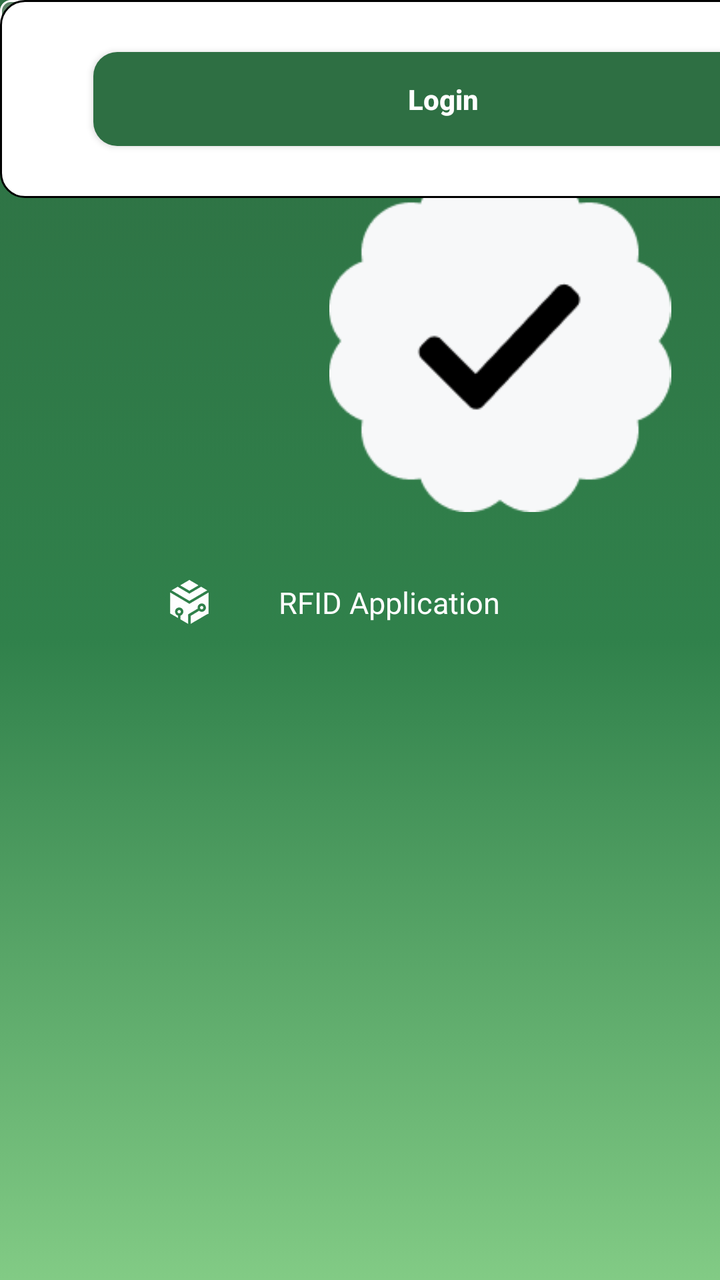
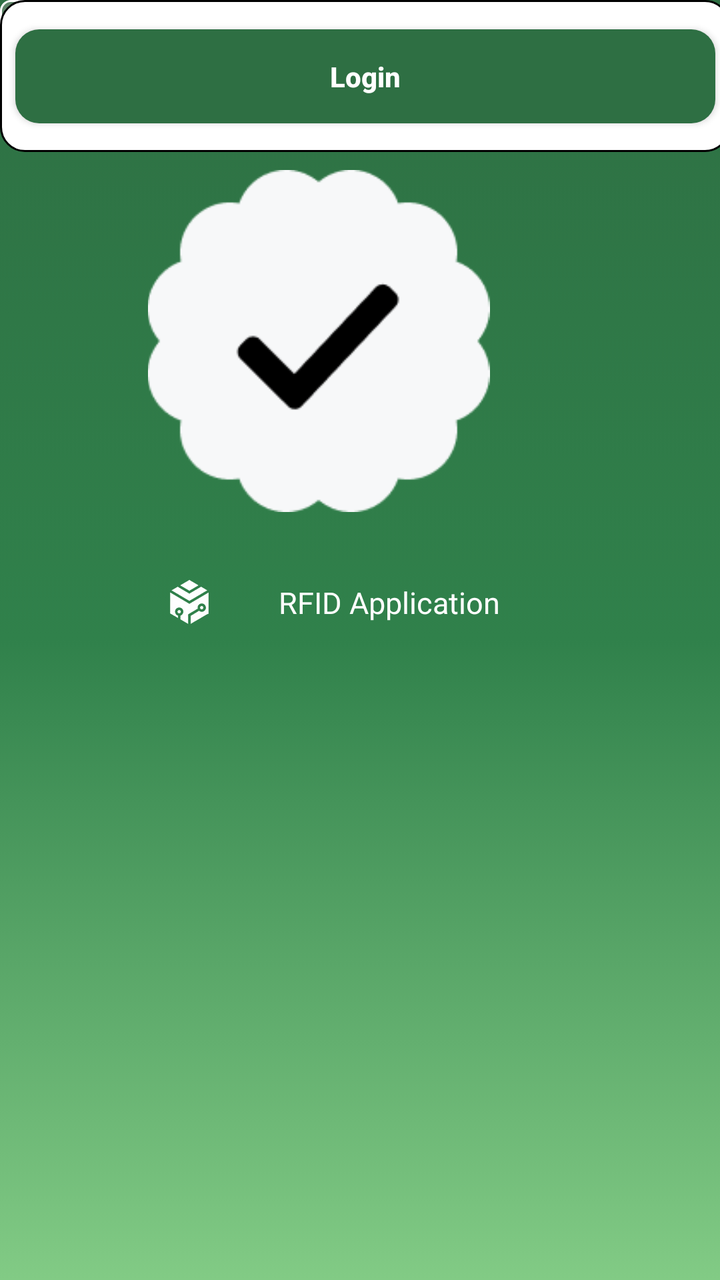

Two renders of the same Android screen: before a commit and after it. Below are the layout's source before the change and the commit's diff.
<!-- AndroidManifest.xml: application theme Theme.RFID -->
<!-- res/layout/activity_verified_email.xml -->
<?xml version="1.0" encoding="utf-8"?>
<androidx.constraintlayout.widget.ConstraintLayout xmlns:android="http://schemas.android.com/apk/res/android"
    xmlns:app="http://schemas.android.com/apk/res-auto"
    xmlns:tools="http://schemas.android.com/tools"
    android:id="@+id/main"
    android:layout_width="match_parent"
    android:layout_height="match_parent"
    android:background="@drawable/gradient_background"
    tools:context=".Verified_email">

    <ImageButton
        android:id="@+id/imageButton"
        android:layout_width="50dp"
        android:layout_height="39dp"
        app:srcCompat="?attr/actionModeCloseDrawable"
        android:tint="@android:color/white"
        android:background="@drawable/backbtn"
        tools:layout_editor_absoluteX="35dp"
        tools:layout_editor_absoluteY="103dp"
        tools:ignore="UseAppTint" />

    <TextView
        android:id="@+id/textView11"
        android:layout_width="wrap_content"
        android:layout_height="wrap_content"
        android:layout_marginStart="148dp"
        android:layout_marginTop="188dp"
        android:layout_marginEnd="164dp"
        android:layout_marginBottom="7dp"
        android:text="Email Verified"
        android:textColor="@color/white"
        android:textSize="30sp"
        android:textStyle="bold"
        app:layout_constraintBottom_toTopOf="@+id/textView20"
        app:layout_constraintEnd_toEndOf="parent"
        app:layout_constraintStart_toStartOf="parent"
        app:layout_constraintTop_toTopOf="parent" />

    <TextView
        android:id="@+id/textView20"
        android:layout_width="wrap_content"
        android:layout_height="wrap_content"
        android:layout_marginStart="118dp"
        android:layout_marginTop="7dp"
        android:layout_marginEnd="119dp"
        android:layout_marginBottom="644dp"
        android:text="Your Email has been successfully Verified."
        android:textColor="@color/white"
        app:layout_constraintBottom_toBottomOf="parent"
        app:layout_constraintEnd_toEndOf="parent"
        app:layout_constraintStart_toStartOf="parent"
        app:layout_constraintTop_toBottomOf="@+id/textView11" />

    <ImageView
        android:id="@+id/imageView2"
        android:layout_width="200dp"
        android:layout_height="171dp"
        android:layout_marginStart="150dp"
        android:layout_marginTop="56dp"
        android:layout_marginEnd="151dp"
        android:layout_marginBottom="384dp"
        app:layout_constraintBottom_toBottomOf="parent"
        app:layout_constraintEnd_toEndOf="parent"
        app:layout_constraintHorizontal_bias="0.0"
        app:layout_constraintStart_toStartOf="parent"
        app:layout_constraintTop_toBottomOf="@+id/textView20"
        app:layout_constraintVertical_bias="0.0"
        app:srcCompat="@drawable/check" />

    <LinearLayout
        android:layout_width="300dp"
        android:layout_height="63dp"
        android:layout_marginStart="100dp"
        android:layout_marginTop="28dp"
        android:layout_marginEnd="101dp"
        android:layout_marginBottom="322dp"
        android:gravity="center"
        android:orientation="horizontal"
        android:paddingStart="20dp"
        app:layout_constraintBottom_toBottomOf="parent"
        app:layout_constraintEnd_toEndOf="parent"
        app:layout_constraintStart_toStartOf="parent"
        app:layout_constraintTop_toBottomOf="@+id/imageView2">

        <ImageView
            android:id="@+id/imageView3"
            android:layout_width="150dp"
            android:layout_height="wrap_content"
            android:layout_weight="1"
            app:srcCompat="@drawable/signin_logo" />

        <TextView
            android:id="@+id/textView16"
            android:layout_width="250dp"
            android:layout_height="wrap_content"
            android:layout_weight="1"
            android:gravity="center"
            android:paddingStart="-80dp"
            android:text="RFID Application"
            android:textColor="@color/white"
            android:textSize="15sp" />
    </LinearLayout>

    <androidx.constraintlayout.widget.ConstraintLayout
        android:layout_width="443dp"
        android:layout_height="99dp"
        android:background="@drawable/num_box_bg"

        tools:layout_editor_absoluteX="29dp"
        tools:layout_editor_absoluteY="607dp">

        <Button
            android:id="@+id/button2"
            android:layout_width="350dp"
            android:layout_height="47dp"
            android:layout_marginStart="44dp"
            android:layout_marginTop="25dp"
            android:layout_marginEnd="44dp"
            android:layout_marginBottom="25dp"
            android:background="@drawable/button_style"
            android:text="Login"
            android:textAllCaps="false"
            android:textColor="@color/white"
            android:textStyle="bold"
            app:layout_constraintBottom_toBottomOf="parent"
            app:layout_constraintEnd_toEndOf="parent"
            app:layout_constraintStart_toStartOf="parent"
            app:layout_constraintTop_toTopOf="parent" />
    </androidx.constraintlayout.widget.ConstraintLayout>


</androidx.constraintlayout.widget.ConstraintLayout>
<!-- resources referenced by this layout -->
<resources>
  <color name="white">#FFFFFFFF</color>
  <!-- drawable backbtn (drawable) -->
  <?xml version="1.0" encoding="utf-8"?>
  <selector xmlns:android="http://schemas.android.com/apk/res/android">
      <item>
          <shape>
              <solid android:color="#62AFA7A7"/>
              <stroke android:color="@color/white"
                  android:width="3px"/>
              <corners android:radius="15px"/>
          </shape>
      </item>
  </selector>
  <!-- drawable button_style (drawable) -->
  <?xml version="1.0" encoding="utf-8"?>
  <selector xmlns:android="http://schemas.android.com/apk/res/android">
      <item>
          <shape>
              <solid android:color="@color/green"/>
              <corners android:radius="12dp"/>
          </shape>
      </item>
  </selector>
  <!-- drawable check: png bitmap (drawable, 4197 bytes) -->
  <!-- drawable gradient_background (drawable) -->
  <?xml version="1.0" encoding="utf-8"?>
  <selector xmlns:android="http://schemas.android.com/apk/res/android">
      <item>
          <shape>
              <gradient
                  android:angle="15"
                  android:startColor="#2E6F43"
                  android:centerColor="#30814B"
                  android:endColor="#82CB85"
                  android:type="linear"
                  />
          </shape>
      </item>
  
  </selector>
  <!-- drawable num_box_bg (drawable) -->
  <?xml version="1.0" encoding="utf-8"?>
  <selector xmlns:android="http://schemas.android.com/apk/res/android">
      <item>
          <shape>
              <solid android:color="#FFFFFFFF" />
              <stroke
                  android:width="1dp"
                  android:color="#FF000000" />
  
              <corners android:radius="12dp" />
          </shape>
      </item>
  
  </selector>
  <!-- drawable signin_logo: png bitmap (drawable, 47190 bytes) -->
  <style name="Theme.RFID" parent="Base.Theme.RFID" />
  <color name="green">#2E6F43</color>
  <style name="Base.Theme.RFID" parent="Theme.AppCompat.Light.NoActionBar">
          
          
      </style>
</resources>

<!-- the commit's change to res/layout/activity_verified_email.xml (unified diff, before → after) -->
@@ -61,7 +61,7 @@
         android:layout_marginBottom="384dp"
         app:layout_constraintBottom_toBottomOf="parent"
         app:layout_constraintEnd_toEndOf="parent"
-        app:layout_constraintHorizontal_bias="0.0"
+        app:layout_constraintHorizontal_bias="0.644"
         app:layout_constraintStart_toStartOf="parent"
         app:layout_constraintTop_toBottomOf="@+id/textView20"
         app:layout_constraintVertical_bias="0.0"
@@ -102,12 +102,12 @@
     </LinearLayout>
 
     <androidx.constraintlayout.widget.ConstraintLayout
-        android:layout_width="443dp"
-        android:layout_height="99dp"
+        android:layout_width="365dp"
+        android:layout_height="76dp"
         android:background="@drawable/num_box_bg"
 
-        tools:layout_editor_absoluteX="29dp"
-        tools:layout_editor_absoluteY="607dp">
+        tools:layout_editor_absoluteX="23dp"
+        tools:layout_editor_absoluteY="620dp">
 
         <Button
             android:id="@+id/button2"
